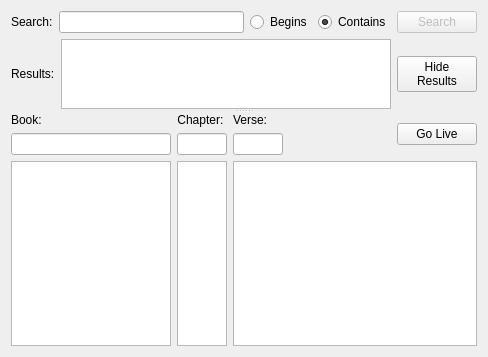
First picture: the form in src/biblewidget.ui, repository SoftProjector/src, before the edit.
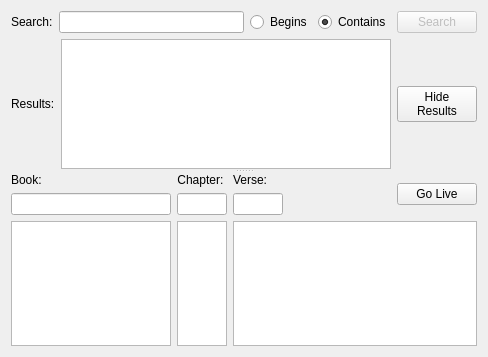
Second picture: the form after the edit.

Commit message: When hiding the results, the whole layout is now hidden as well as the widgets in it.

```diff
--- a/src/biblewidget.ui
+++ b/src/biblewidget.ui
@@ -154,7 +154,7 @@
          <item>
           <widget class="QListWidget" name="search_results_list">
            <property name="sizePolicy">
-            <sizepolicy hsizetype="Expanding" vsizetype="Preferred">
+            <sizepolicy hsizetype="Expanding" vsizetype="Expanding">
              <horstretch>0</horstretch>
              <verstretch>0</verstretch>
             </sizepolicy>
```
Left out of the diff: 4 changed lines with no effect on the pictures. The commit also changes 2 other files.
